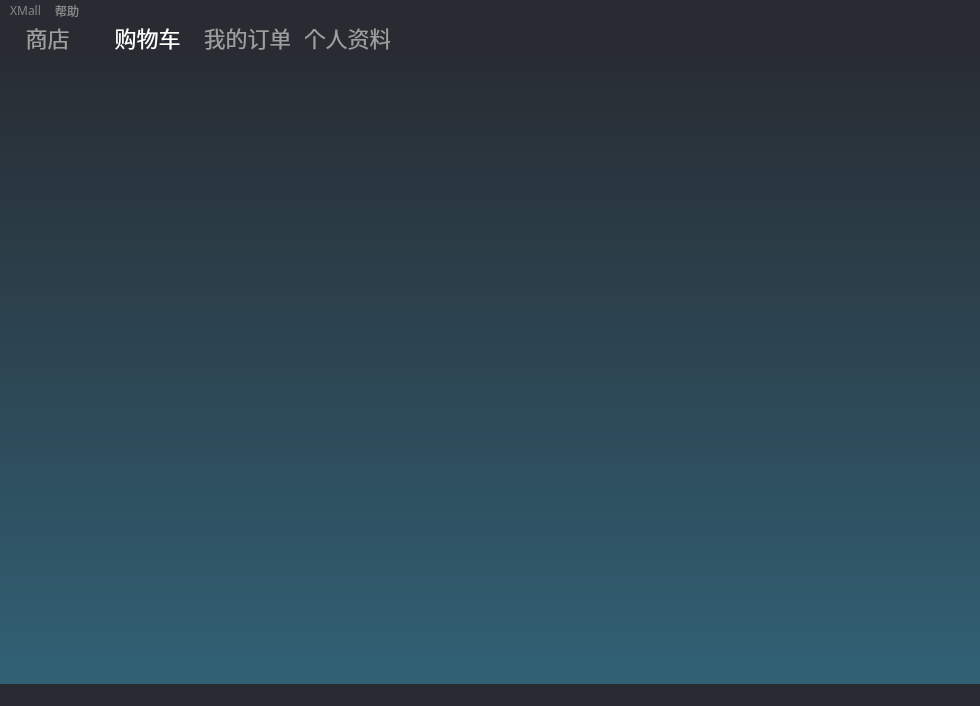
First picture: the form in XMall-Customer/mainwindow.ui, repository XuanchenLi/XMall, before the edit.
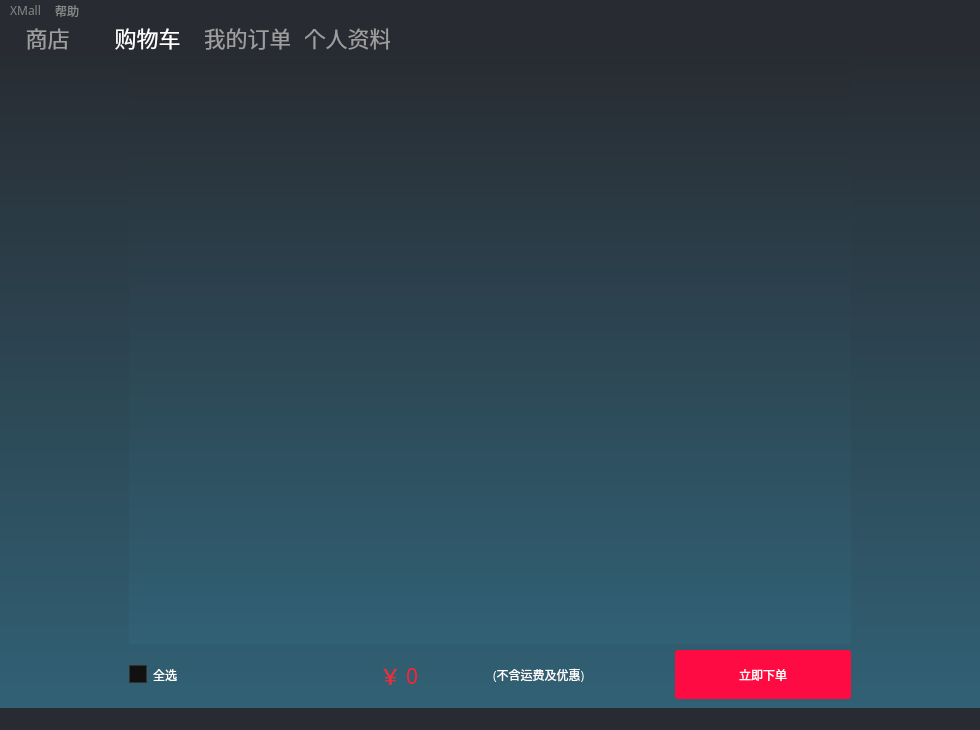
Second picture: the form after the edit. The open tabs and pages were chosen to show the change. Custom widgets are drawn as their Qt base class.

Commit message: 购物车模块 商品模块 运费模块

```diff
--- a/XMall-Customer/mainwindow.ui
+++ b/XMall-Customer/mainwindow.ui
@@ -7,7 +7,7 @@
     <x>0</x>
     <y>0</y>
     <width>980</width>
-    <height>706</height>
+    <height>730</height>
    </rect>
   </property>
   <property name="minimumSize">
@@ -175,7 +175,7 @@
        <string notr="true"/>
       </property>
       <property name="currentIndex">
-       <number>0</number>
+       <number>1</number>
       </property>
       <widget class="QWidget" name="shopTab">
        <property name="styleSheet">
@@ -207,7 +207,7 @@
        </attribute>
        <layout class="QVBoxLayout" name="verticalLayout_10">
         <item>
-         <layout class="QVBoxLayout" name="verticalLayout_7" stretch="1,18">
+         <layout class="QVBoxLayout" name="verticalLayout_7" stretch="1,0,18">
           <item>
            <widget class="QMenuBar" name="menu">
             <property name="font">
@@ -241,7 +241,31 @@
            </widget>
           </item>
           <item>
-           <widget class="SlideWidget" name="slideWidget" native="true"/>
+           <layout class="QHBoxLayout" name="horizontalLayout_11" stretch="9,1">
+            <item>
+             <spacer name="horizontalSpacer_10">
+              <property name="orientation">
+               <enum>Qt::Horizontal</enum>
+              </property>
+              <property name="sizeHint" stdset="0">
+               <size>
+                <width>40</width>
+                <height>20</height>
+               </size>
+              </property>
+             </spacer>
+            </item>
+            <item>
+             <widget class="QPushButton" name="refreshPushButton">
+              <property name="text">
+               <string>刷新/回到主页</string>
+              </property>
+             </widget>
+            </item>
+           </layout>
+          </item>
+          <item>
+           <widget class="ProductRefreshWidget" name="productRefreshWidget" native="true"/>
           </item>
          </layout>
         </item>
@@ -272,11 +296,130 @@
         <string notr="true">*{
 background-color:qlineargradient(spread:pad, x1:0, y1:0, x2:0, y2:1, stop:0 rgb(40, 44, 50), stop:1 rgb(49, 97, 117))
 
+}
+QLabel{
+background:transparent;
 }</string>
        </property>
        <attribute name="title">
         <string>购物车</string>
        </attribute>
+       <layout class="QVBoxLayout" name="verticalLayout_11">
+        <item>
+         <layout class="QHBoxLayout" name="horizontalLayout_12" stretch="1,6,1">
+          <property name="leftMargin">
+           <number>0</number>
+          </property>
+          <property name="topMargin">
+           <number>0</number>
+          </property>
+          <property name="rightMargin">
+           <number>0</number>
+          </property>
+          <property name="bottomMargin">
+           <number>0</number>
+          </property>
+          <item>
+           <spacer name="horizontalSpacer_15">
+            <property name="orientation">
+             <enum>Qt::Horizontal</enum>
+            </property>
+            <property name="sizeHint" stdset="0">
+             <size>
+              <width>40</width>
+              <height>20</height>
+             </size>
+            </property>
+           </spacer>
+          </item>
+          <item>
+           <layout class="QVBoxLayout" name="verticalLayout_12" stretch="12,1">
+            <item>
+             <widget class="CartRefreshWidget" name="cartWidget" native="true"/>
+            </item>
+            <item>
+             <layout class="QHBoxLayout" name="horizontalLayout_20">
+              <item>
+               <widget class="QCheckBox" name="allCheckBox">
+                <property name="styleSheet">
+                 <string notr="true">QCheckBox{
+background:transparent;
+}</string>
+                </property>
+                <property name="text">
+                 <string>全选</string>
+                </property>
+               </widget>
+              </item>
+              <item>
+               <widget class="QLabel" name="totPriceLabel">
+                <property name="font">
+                 <font>
+                  <family>Microsoft YaHei</family>
+                  <pointsize>16</pointsize>
+                 </font>
+                </property>
+                <property name="styleSheet">
+                 <string notr="true">QLabel{
+color:rgb(255, 34, 49)
+}</string>
+                </property>
+                <property name="text">
+                 <string>￥ 0</string>
+                </property>
+                <property name="alignment">
+                 <set>Qt::AlignCenter</set>
+                </property>
+               </widget>
+              </item>
+              <item>
+               <widget class="QLabel" name="label_19">
+                <property name="text">
+                 <string>(不含运费及优惠)</string>
+                </property>
+               </widget>
+              </item>
+              <item>
+               <widget class="QPushButton" name="orderPushButton">
+                <property name="sizePolicy">
+                 <sizepolicy hsizetype="Minimum" vsizetype="Preferred">
+                  <horstretch>0</horstretch>
+                  <verstretch>0</verstretch>
+                 </sizepolicy>
+                </property>
+                <property name="cursor">
+                 <cursorShape>PointingHandCursor</cursorShape>
+                </property>
+                <property name="styleSheet">
+                 <string notr="true">QPushButton{
+background:rgb(255, 11, 68)
+}</string>
+                </property>
+                <property name="text">
+                 <string>立即下单</string>
+                </property>
+               </widget>
+              </item>
+             </layout>
+            </item>
+           </layout>
+          </item>
+          <item>
+           <spacer name="horizontalSpacer_16">
+            <property name="orientation">
+             <enum>Qt::Horizontal</enum>
+            </property>
+            <property name="sizeHint" stdset="0">
+             <size>
+              <width>40</width>
+              <height>20</height>
+             </size>
+            </property>
+           </spacer>
+          </item>
+         </layout>
+        </item>
+       </layout>
       </widget>
       <widget class="QWidget" name="orderTab">
        <property name="styleSheet">
@@ -1343,31 +1486,6 @@
    <addaction name="menuHelp"/>
   </widget>
   <widget class="QStatusBar" name="statusbar"/>
-  <action name="settingAction">
-   <property name="text">
-    <string>设置</string>
-   </property>
-  </action>
-  <action name="switchAccountAction">
-   <property name="text">
-    <string>切换账户</string>
-   </property>
-  </action>
-  <action name="exitAction">
-   <property name="text">
-    <string>退出</string>
-   </property>
-  </action>
-  <action name="serviceAction">
-   <property name="text">
-    <string>XMall客服</string>
-   </property>
-  </action>
-  <action name="actiontest">
-   <property name="text">
-    <string>test</string>
-   </property>
-  </action>
  </widget>
  <customwidgets>
   <customwidget>
@@ -1382,18 +1500,24 @@
    <header>cityselectionwidget.h</header>
    <container>1</container>
   </customwidget>
-  <customwidget>
-   <class>SlideWidget</class>
-   <extends>QWidget</extends>
-   <header>slidewidget.h</header>
-   <container>1</container>
-  </customwidget>
   <customwidget>
    <class>AddressRefreshWidget</class>
    <extends>QWidget</extends>
    <header>addressrefreshwidget.h</header>
    <container>1</container>
   </customwidget>
+  <customwidget>
+   <class>ProductRefreshWidget</class>
+   <extends>QWidget</extends>
+   <header>productrefreshwidget.h</header>
+   <container>1</container>
+  </customwidget>
+  <customwidget>
+   <class>CartRefreshWidget</class>
+   <extends>QWidget</extends>
+   <header>cartrefreshwidget.h</header>
+   <container>1</container>
+  </customwidget>
  </customwidgets>
  <resources/>
  <connections/>
```
The commit also changes 69 other files.
